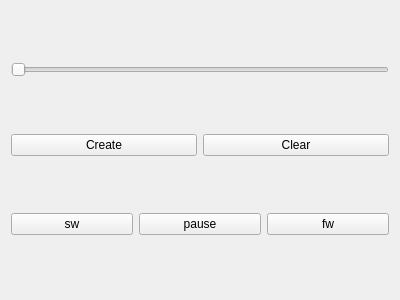
First picture: the form in grid.ui, repository quocson95/BugAV, before the edit.
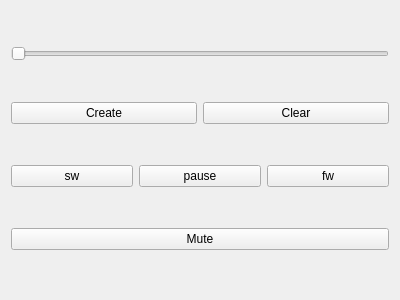
Second picture: the form after the edit.

What changed in the file:
```diff
--- a/grid.ui
+++ b/grid.ui
@@ -70,6 +70,17 @@
      </item>
     </layout>
    </item>
+   <item>
+    <layout class="QHBoxLayout" name="horizontalLayout_3">
+     <item>
+      <widget class="QPushButton" name="btnMute">
+       <property name="text">
+        <string>Mute</string>
+       </property>
+      </widget>
+     </item>
+    </layout>
+   </item>
   </layout>
  </widget>
  <resources/>
```
